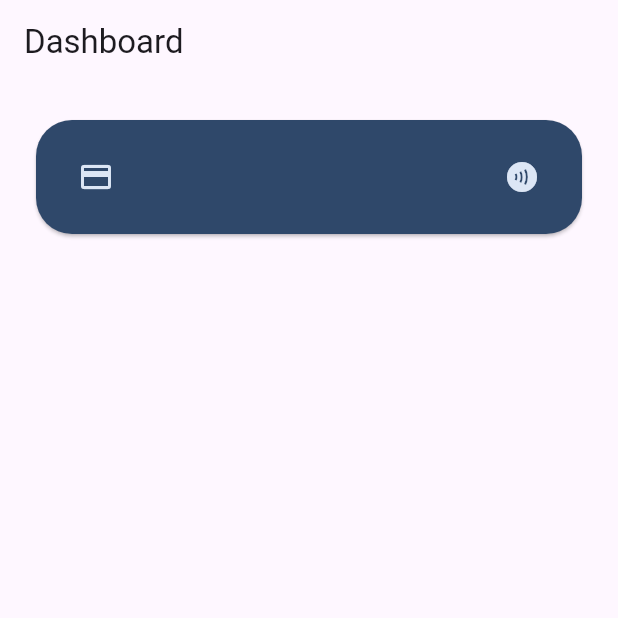
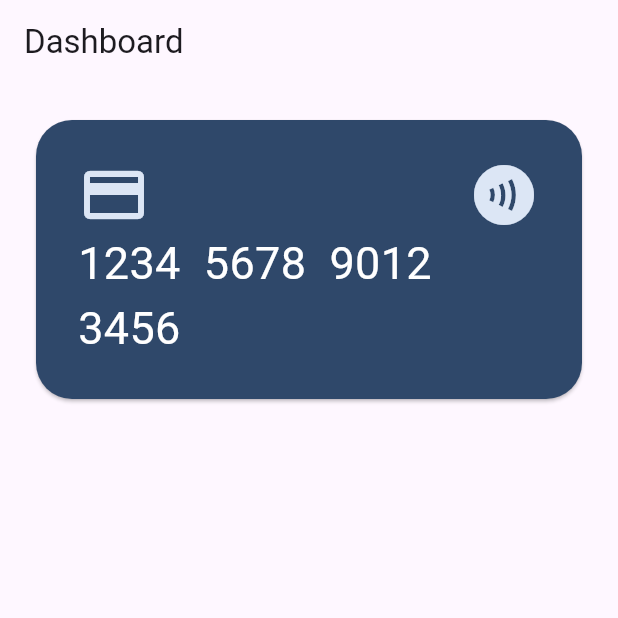
Before and after one commit to Mansyahariii/Tugas_week_8_1123150136, a Flutter app: the screen it shows after launch, on a phone screen of 412 x 824 dp, the top half of it. Run offline on Flutter 3.47's test engine with Material 3 defaults, Android fonts, the phone set to English and light mode, and no system bars.

Commit message:
menambahkan nomor kartu dengan text

```diff
--- a/lib/pages/master_card.dart
+++ b/lib/pages/master_card.dart
@@ -29,15 +29,19 @@ class MasterCard extends StatelessWidget {
                         children: [
                           Icon(
                             Icons.credit_card,
-                            size: 24.0,
+                            size: 48.0,
                             color: Color(0xFFDCE6F5),
                           ),
                           Icon(
                             Icons.contactless,
-                            size: 24.0,
+                            size: 48.0,
                             color: Color(0xFFDCE6F5),
                           ),
                         ],
+                      ),
+                      Text(
+                        "1234  5678  9012  3456",
+                        style: TextStyle(fontSize: 30.0, color: Colors.white),
                       ),
                     ],
                   ),
```
